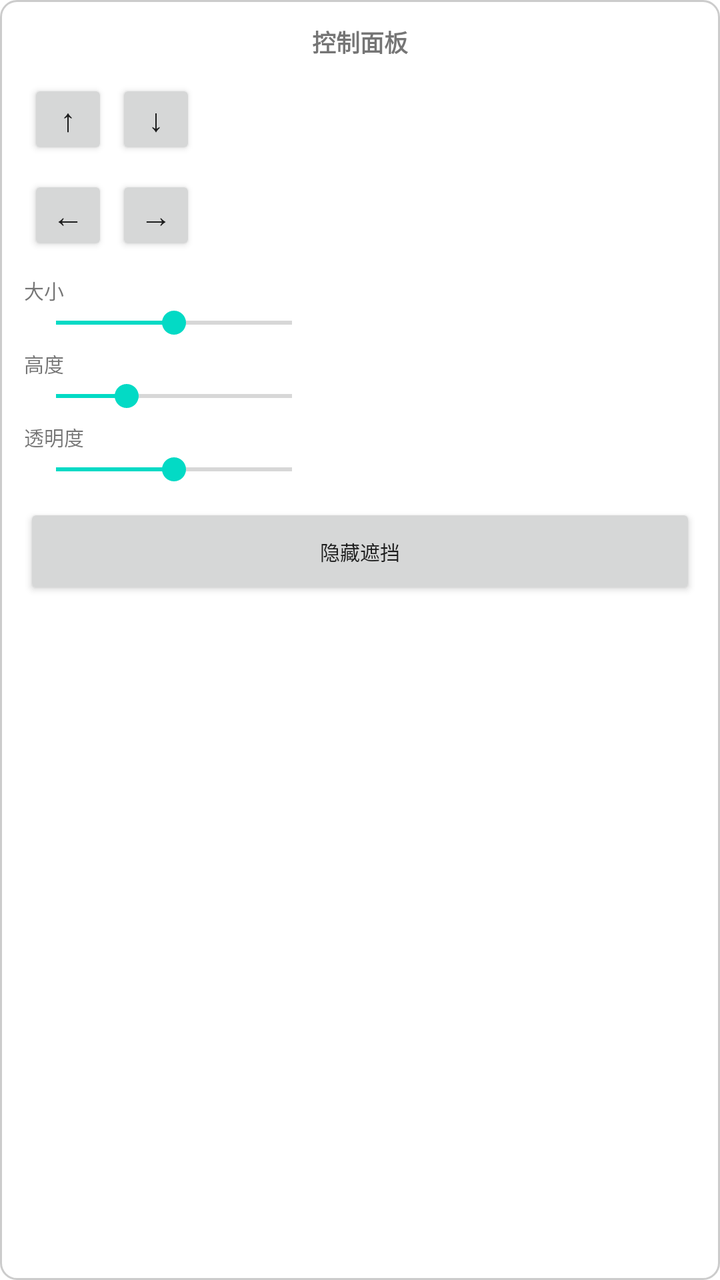
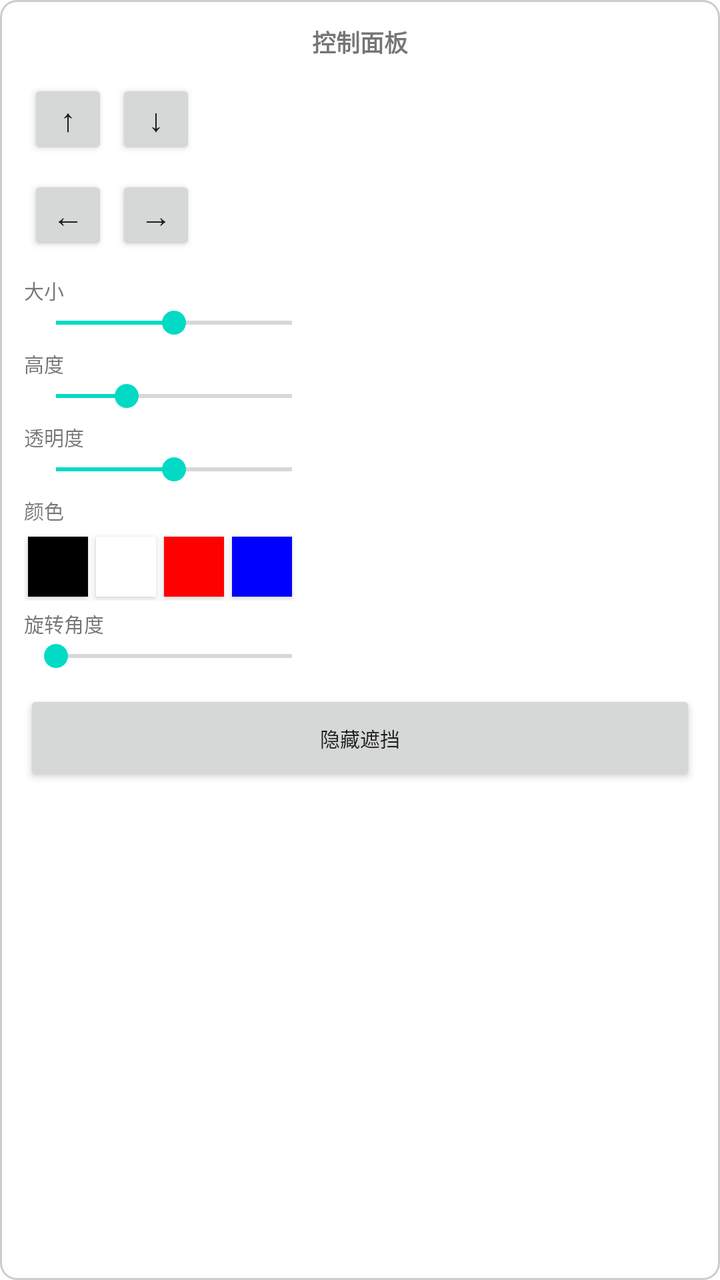

Before-and-after screenshots of an Android layout around one commit, followed by the original layout XML and the change that was made.
<!-- AndroidManifest.xml: application theme Theme.ZimuOverlay -->
<!-- res/layout/control_window.xml -->
<?xml version="1.0" encoding="utf-8"?>
<LinearLayout xmlns:android="http://schemas.android.com/apk/res/android"
    android:layout_width="wrap_content"
    android:layout_height="wrap_content"
    android:orientation="vertical"
    android:background="@drawable/control_window_bg"
    android:padding="12dp"
    android:elevation="8dp">

    <TextView
        android:layout_width="wrap_content"
        android:layout_height="wrap_content"
        android:text="控制面板"
        android:textSize="12sp"
        android:textStyle="bold"
        android:layout_gravity="center_horizontal"
        android:layout_marginBottom="8dp" />

    <LinearLayout
        android:layout_width="wrap_content"
        android:layout_height="wrap_content"
        android:orientation="horizontal"
        android:gravity="center">

    <Button
        android:id="@+id/btnUp"
        android:layout_width="40dp"
        android:layout_height="40dp"
        android:text="↑"
        android:textSize="16sp"
        android:layout_margin="2dp"
        android:minHeight="0dp"
        android:minWidth="0dp"
        android:padding="4dp" />

    <Button
        android:id="@+id/btnDown"
        android:layout_width="40dp"
        android:layout_height="40dp"
        android:text="↓"
        android:textSize="16sp"
        android:layout_margin="2dp"
        android:minHeight="0dp"
        android:minWidth="0dp"
        android:padding="4dp" />

    </LinearLayout>

    <LinearLayout
        android:layout_width="wrap_content"
        android:layout_height="wrap_content"
        android:orientation="horizontal"
        android:gravity="center"
        android:layout_marginTop="4dp">

    <Button
        android:id="@+id/btnLeft"
        android:layout_width="40dp"
        android:layout_height="40dp"
        android:text="←"
        android:textSize="16sp"
        android:layout_margin="2dp"
        android:minHeight="0dp"
        android:minWidth="0dp"
        android:padding="4dp" />

    <Button
        android:id="@+id/btnRight"
        android:layout_width="40dp"
        android:layout_height="40dp"
        android:text="→"
        android:textSize="16sp"
        android:layout_margin="2dp"
        android:minHeight="0dp"
        android:minWidth="0dp"
        android:padding="4dp" />

    </LinearLayout>

    <TextView
        android:layout_width="wrap_content"
        android:layout_height="wrap_content"
        android:text="大小"
        android:textSize="10sp"
        android:layout_marginTop="8dp" />

    <SeekBar
        android:id="@+id/seekBarWidth"
        android:layout_width="150dp"
        android:layout_height="wrap_content"
        android:max="100"
        android:progress="50" />

    <TextView
        android:layout_width="wrap_content"
        android:layout_height="wrap_content"
        android:text="高度"
        android:textSize="10sp"
        android:layout_marginTop="4dp" />

    <SeekBar
        android:id="@+id/seekBarHeight"
        android:layout_width="150dp"
        android:layout_height="wrap_content"
        android:max="100"
        android:progress="30" />

    <TextView
        android:layout_width="wrap_content"
        android:layout_height="wrap_content"
        android:text="透明度"
        android:textSize="10sp"
        android:layout_marginTop="4dp" />

    <SeekBar
        android:id="@+id/seekBarAlpha"
        android:layout_width="150dp"
        android:layout_height="wrap_content"
        android:max="100"
        android:progress="50" />

    <Button
        android:id="@+id/btnToggle"
        android:layout_width="match_parent"
        android:layout_height="wrap_content"
        android:text="隐藏遮挡"
        android:textSize="10sp"
        android:layout_marginTop="8dp" />

</LinearLayout>
<!-- resources referenced by this layout -->
<resources>
  <!-- drawable control_window_bg (drawable) -->
  <?xml version="1.0" encoding="utf-8"?>
  <shape xmlns:android="http://schemas.android.com/apk/res/android"
      android:shape="rectangle">
      <solid android:color="#E0FFFFFF" />
      <corners android:radius="8dp" />
      <stroke
          android:width="1dp"
          android:color="#CCCCCC" />
  </shape>
  <style name="Theme.ZimuOverlay" parent="Theme.MaterialComponents.DayNight.DarkActionBar">
          <item name="colorPrimary">@color/purple_500</item>
          <item name="colorPrimaryVariant">@color/purple_700</item>
          <item name="colorOnPrimary">@color/white</item>
          <item name="colorSecondary">@color/teal_200</item>
          <item name="colorSecondaryVariant">@color/teal_700</item>
          <item name="colorOnSecondary">@color/black</item>
          <item name="android:statusBarColor">?attr/colorPrimaryVariant</item>
      </style>
  <color name="purple_500">#FF6200EE</color>
  <color name="purple_700">#FF3700B3</color>
  <color name="white">#FFFFFFFF</color>
  <color name="teal_200">#FF03DAC5</color>
  <color name="teal_700">#FF018786</color>
  <color name="black">#FF000000</color>
</resources>

<!-- the commit's change to res/layout/control_window.xml (unified diff, before → after) -->
@@ -119,6 +119,64 @@
         android:max="100"
         android:progress="50" />
 
+    <TextView
+        android:layout_width="wrap_content"
+        android:layout_height="wrap_content"
+        android:text="颜色"
+        android:textSize="10sp"
+        android:layout_marginTop="4dp" />
+
+    <LinearLayout
+        android:layout_width="wrap_content"
+        android:layout_height="wrap_content"
+        android:orientation="horizontal"
+        android:gravity="center"
+        android:layout_marginTop="4dp">
+
+        <Button
+            android:id="@+id/btnColorBlack"
+            android:layout_width="30dp"
+            android:layout_height="30dp"
+            android:background="#FF000000"
+            android:layout_margin="2dp" />
+
+        <Button
+            android:id="@+id/btnColorWhite"
+            android:layout_width="30dp"
+            android:layout_height="30dp"
+            android:background="#FFFFFFFF"
+            android:layout_margin="2dp" />
+
+        <Button
+            android:id="@+id/btnColorRed"
+            android:layout_width="30dp"
+            android:layout_height="30dp"
+            android:background="#FFFF0000"
+            android:layout_margin="2dp" />
+
+        <Button
+            android:id="@+id/btnColorBlue"
+            android:layout_width="30dp"
+            android:layout_height="30dp"
+            android:background="#FF0000FF"
+            android:layout_margin="2dp" />
+
+    </LinearLayout>
+
+    <TextView
+        android:layout_width="wrap_content"
+        android:layout_height="wrap_content"
+        android:text="旋转角度"
+        android:textSize="10sp"
+        android:layout_marginTop="4dp" />
+
+    <SeekBar
+        android:id="@+id/seekBarRotation"
+        android:layout_width="150dp"
+        android:layout_height="wrap_content"
+        android:max="360"
+        android:progress="0" />
+
     <Button
         android:id="@+id/btnToggle"
         android:layout_width="match_parent"
